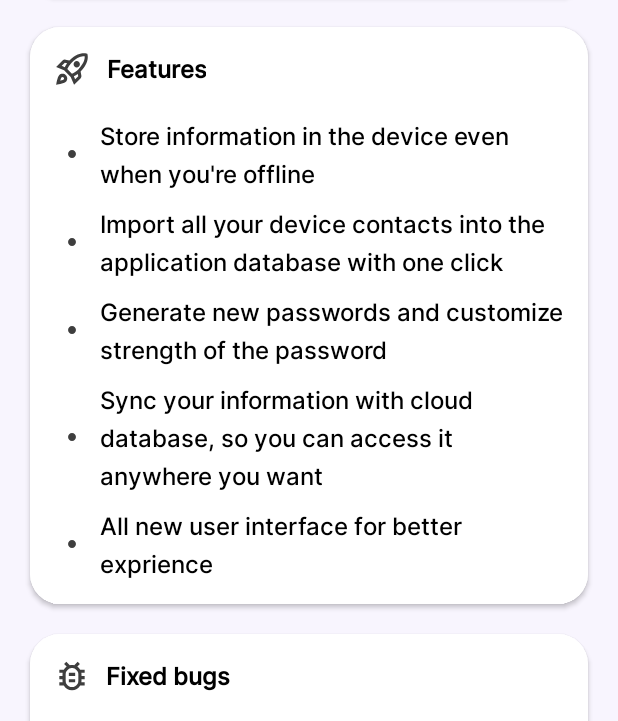
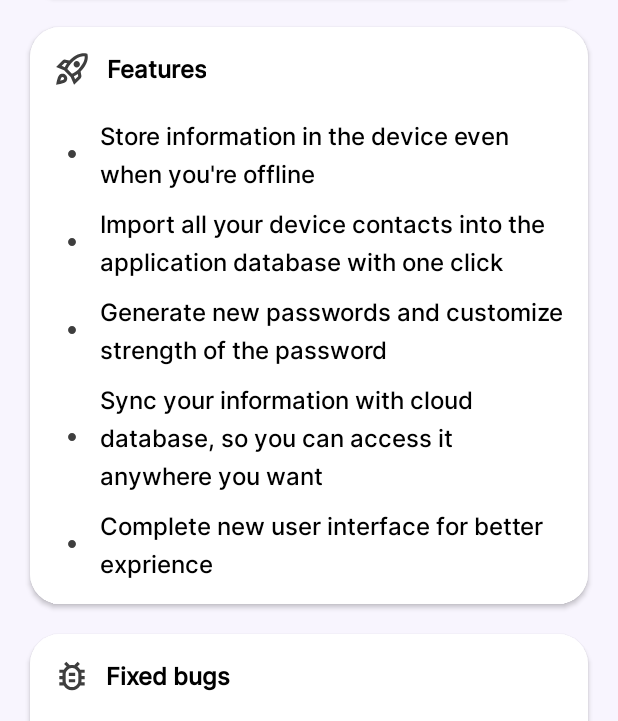
Before and after one commit to mehdiprgm/KeeperGen, an Android app: the AboutUsActivity screen opened directly, with no data from a screen before it, on a phone screen of 412 x 824 dp, the part 515-1236 px from its top. Run offline under Robolectric (Android 15) with nearby library versions, the phone set to English and light mode, and no system bars; our stand-ins replace CircleImageView.

Commit message:
source codes and resources

```diff
--- a/app/src/main/res/layout/activity_about_us.xml
+++ b/app/src/main/res/layout/activity_about_us.xml
@@ -176,7 +176,7 @@
                     android:layout_marginTop="10dp"
                     android:background="@android:color/transparent"
                     android:drawableStart="@drawable/ic_dot"
-                    android:text="All new user interface for better exprience" />
+                    android:text="Complete new user interface for better exprience" />
 
             </LinearLayout>
         </androidx.cardview.widget.CardView>
```
